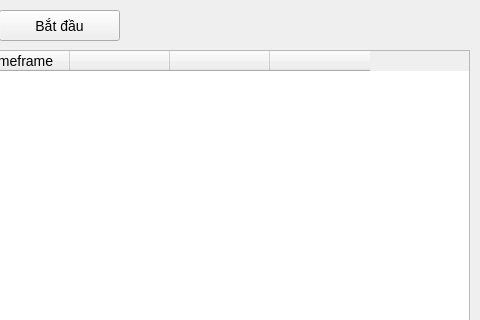
This is ui/MainWindow.ui in nguyenvantat1182002/rsi-signal-bot as Qt 5 draws it before an edit; both pictures show x 141 to 621 and y 0 to 320 of the 621 by 501 pixel window. The edited form follows.
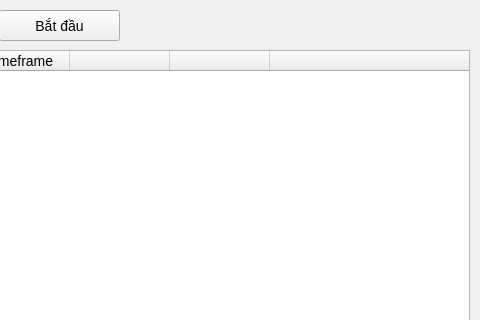
This is the edited form.

Patch:
```diff
--- a/ui/MainWindow.ui
+++ b/ui/MainWindow.ui
@@ -10,6 +10,18 @@
     <height>501</height>
    </rect>
   </property>
+  <property name="minimumSize">
+   <size>
+    <width>621</width>
+    <height>501</height>
+   </size>
+  </property>
+  <property name="maximumSize">
+   <size>
+    <width>621</width>
+    <height>501</height>
+   </size>
+  </property>
   <property name="windowTitle">
    <string>TRADER 1</string>
   </property>
@@ -32,6 +44,9 @@
     <attribute name="horizontalHeaderDefaultSectionSize">
      <number>100</number>
     </attribute>
+    <attribute name="horizontalHeaderStretchLastSection">
+     <bool>true</bool>
+    </attribute>
     <column>
      <property name="text">
       <string>Symbol</string>
```
Left out of the diff: 2 changed lines with no effect on the pictures.
